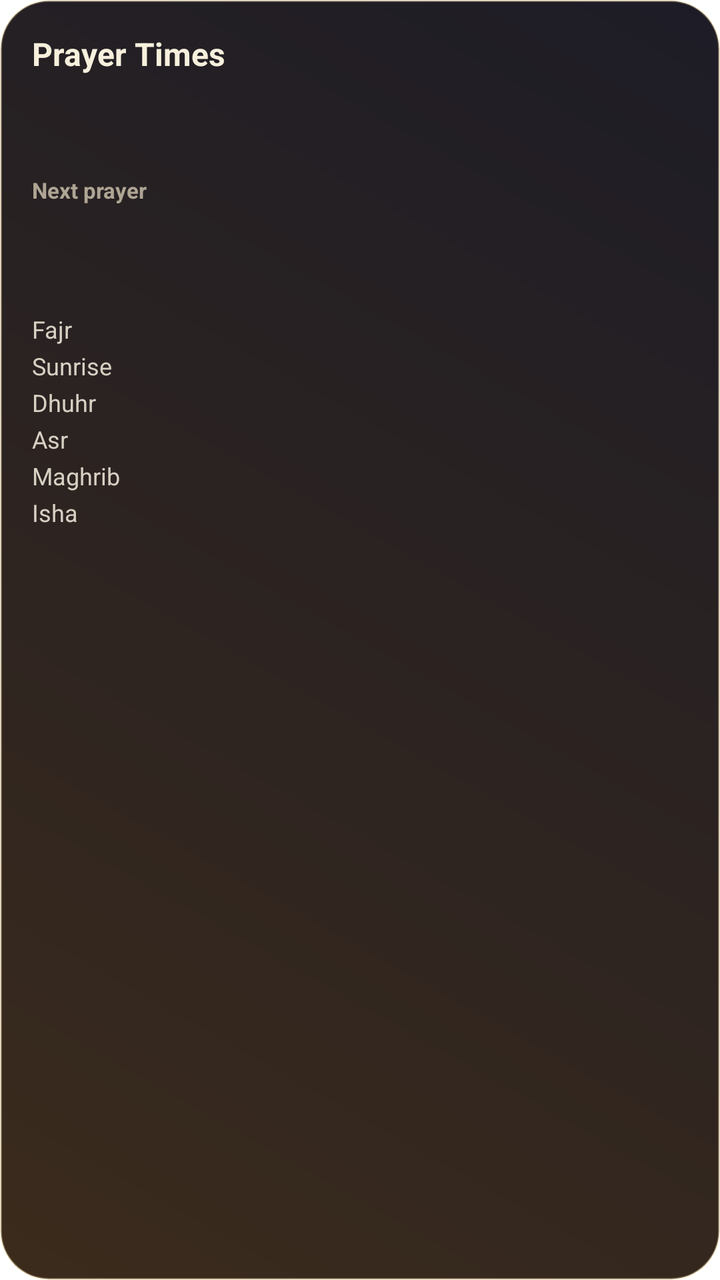
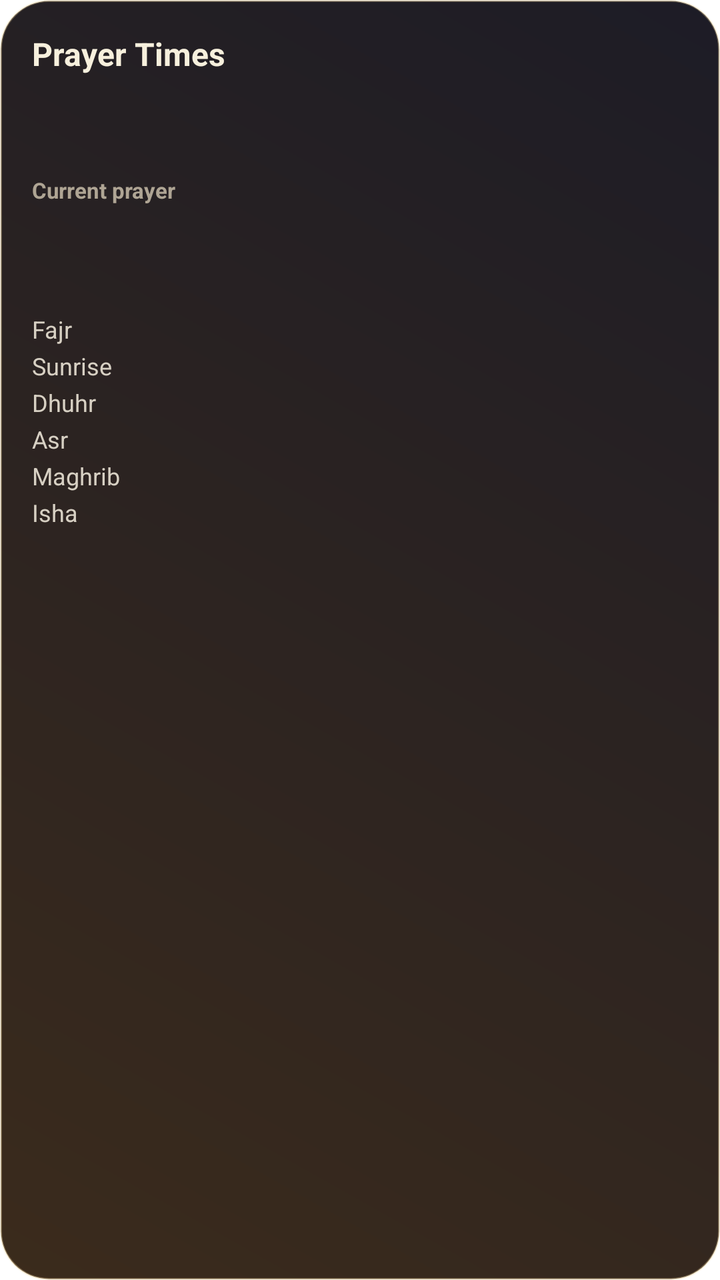

Compare the two renders of this Android layout. The source of the first and the diff that turns it into the second are given below.
<!-- AndroidManifest.xml: fallback theme Theme.MaterialComponents.DayNight.NoActionBar -->
<!-- res/layout/prayer_times_home_widget.xml -->
<?xml version="1.0" encoding="utf-8"?>
<LinearLayout xmlns:android="http://schemas.android.com/apk/res/android"
    android:id="@+id/widget_container"
    android:layout_width="match_parent"
    android:layout_height="match_parent"
    android:background="@drawable/prayer_widget_background"
    android:orientation="vertical"
    android:padding="16dp">

    <TextView
        android:id="@+id/widget_title"
        android:layout_width="wrap_content"
        android:layout_height="wrap_content"
        android:text="Prayer Times"
        android:textColor="#F7F0DD"
        android:textSize="16sp"
        android:textStyle="bold" />

    <TextView
        android:id="@+id/widget_location"
        android:layout_width="wrap_content"
        android:layout_height="wrap_content"
        android:layout_marginTop="4dp"
        android:textColor="#F0D69A"
        android:textSize="13sp" />

    <TextView
        android:id="@+id/widget_date"
        android:layout_width="wrap_content"
        android:layout_height="wrap_content"
        android:layout_marginTop="2dp"
        android:textColor="#CFC8B8"
        android:textSize="12sp" />

    <TextView
        android:id="@+id/widget_next_label"
        android:layout_width="wrap_content"
        android:layout_height="wrap_content"
        android:layout_marginTop="10dp"
        android:text="Next prayer"
        android:textColor="#AFA594"
        android:textSize="11sp"
        android:textStyle="bold" />

    <TextView
        android:id="@+id/widget_next_value"
        android:layout_width="wrap_content"
        android:layout_height="wrap_content"
        android:layout_marginTop="2dp"
        android:textColor="#FFFFFF"
        android:textSize="18sp"
        android:textStyle="bold" />

    <TextView
        android:id="@+id/widget_sync"
        android:layout_width="wrap_content"
        android:layout_height="wrap_content"
        android:layout_marginTop="2dp"
        android:textColor="#9F978A"
        android:textSize="10sp" />

    <LinearLayout
        android:layout_width="match_parent"
        android:layout_height="wrap_content"
        android:layout_marginTop="12dp"
        android:orientation="vertical">

        <LinearLayout
            android:layout_width="match_parent"
            android:layout_height="wrap_content"
            android:orientation="horizontal">

            <TextView
                android:layout_width="0dp"
                android:layout_height="wrap_content"
                android:layout_weight="1"
                android:text="Fajr"
                android:textColor="#D7D0C3"
                android:textSize="12sp" />

            <TextView
                android:id="@+id/prayer_fajr_value"
                android:layout_width="wrap_content"
                android:layout_height="wrap_content"
                android:textColor="#FFFFFF"
                android:textSize="12sp" />
        </LinearLayout>

        <LinearLayout
            android:layout_width="match_parent"
            android:layout_height="wrap_content"
            android:layout_marginTop="2dp"
            android:orientation="horizontal">

            <TextView
                android:layout_width="0dp"
                android:layout_height="wrap_content"
                android:layout_weight="1"
                android:text="Sunrise"
                android:textColor="#D7D0C3"
                android:textSize="12sp" />

            <TextView
                android:id="@+id/prayer_sunrise_value"
                android:layout_width="wrap_content"
                android:layout_height="wrap_content"
                android:textColor="#FFFFFF"
                android:textSize="12sp" />
        </LinearLayout>

        <LinearLayout
            android:layout_width="match_parent"
            android:layout_height="wrap_content"
            android:layout_marginTop="2dp"
            android:orientation="horizontal">

            <TextView
                android:layout_width="0dp"
                android:layout_height="wrap_content"
                android:layout_weight="1"
                android:text="Dhuhr"
                android:textColor="#D7D0C3"
                android:textSize="12sp" />

            <TextView
                android:id="@+id/prayer_dhuhr_value"
                android:layout_width="wrap_content"
                android:layout_height="wrap_content"
                android:textColor="#FFFFFF"
                android:textSize="12sp" />
        </LinearLayout>

        <LinearLayout
            android:layout_width="match_parent"
            android:layout_height="wrap_content"
            android:layout_marginTop="2dp"
            android:orientation="horizontal">

            <TextView
                android:layout_width="0dp"
                android:layout_height="wrap_content"
                android:layout_weight="1"
                android:text="Asr"
                android:textColor="#D7D0C3"
                android:textSize="12sp" />

            <TextView
                android:id="@+id/prayer_asr_value"
                android:layout_width="wrap_content"
                android:layout_height="wrap_content"
                android:textColor="#FFFFFF"
                android:textSize="12sp" />
        </LinearLayout>

        <LinearLayout
            android:layout_width="match_parent"
            android:layout_height="wrap_content"
            android:layout_marginTop="2dp"
            android:orientation="horizontal">

            <TextView
                android:layout_width="0dp"
                android:layout_height="wrap_content"
                android:layout_weight="1"
                android:text="Maghrib"
                android:textColor="#D7D0C3"
                android:textSize="12sp" />

            <TextView
                android:id="@+id/prayer_maghrib_value"
                android:layout_width="wrap_content"
                android:layout_height="wrap_content"
                android:textColor="#FFFFFF"
                android:textSize="12sp" />
        </LinearLayout>

        <LinearLayout
            android:layout_width="match_parent"
            android:layout_height="wrap_content"
            android:layout_marginTop="2dp"
            android:orientation="horizontal">

            <TextView
                android:layout_width="0dp"
                android:layout_height="wrap_content"
                android:layout_weight="1"
                android:text="Isha"
                android:textColor="#D7D0C3"
                android:textSize="12sp" />

            <TextView
                android:id="@+id/prayer_isha_value"
                android:layout_width="wrap_content"
                android:layout_height="wrap_content"
                android:textColor="#FFFFFF"
                android:textSize="12sp" />
        </LinearLayout>
    </LinearLayout>
</LinearLayout>
<!-- resources referenced by this layout -->
<resources>
  <!-- drawable prayer_widget_background (drawable) -->
  <?xml version="1.0" encoding="utf-8"?>
  <shape xmlns:android="http://schemas.android.com/apk/res/android"
      android:shape="rectangle">
      <corners android:radius="24dp" />
      <gradient
          android:angle="45"
          android:endColor="#1D1C26"
          android:startColor="#3B2B1C" />
      <stroke
          android:width="1dp"
          android:color="#55F0D69A" />
  </shape>
</resources>

<!-- the commit's change to res/layout/prayer_times_home_widget.xml (unified diff, before → after) -->
@@ -37,7 +37,7 @@
         android:layout_width="wrap_content"
         android:layout_height="wrap_content"
         android:layout_marginTop="10dp"
-        android:text="Next prayer"
+        android:text="Current prayer"
         android:textColor="#AFA594"
         android:textSize="11sp"
         android:textStyle="bold" />
